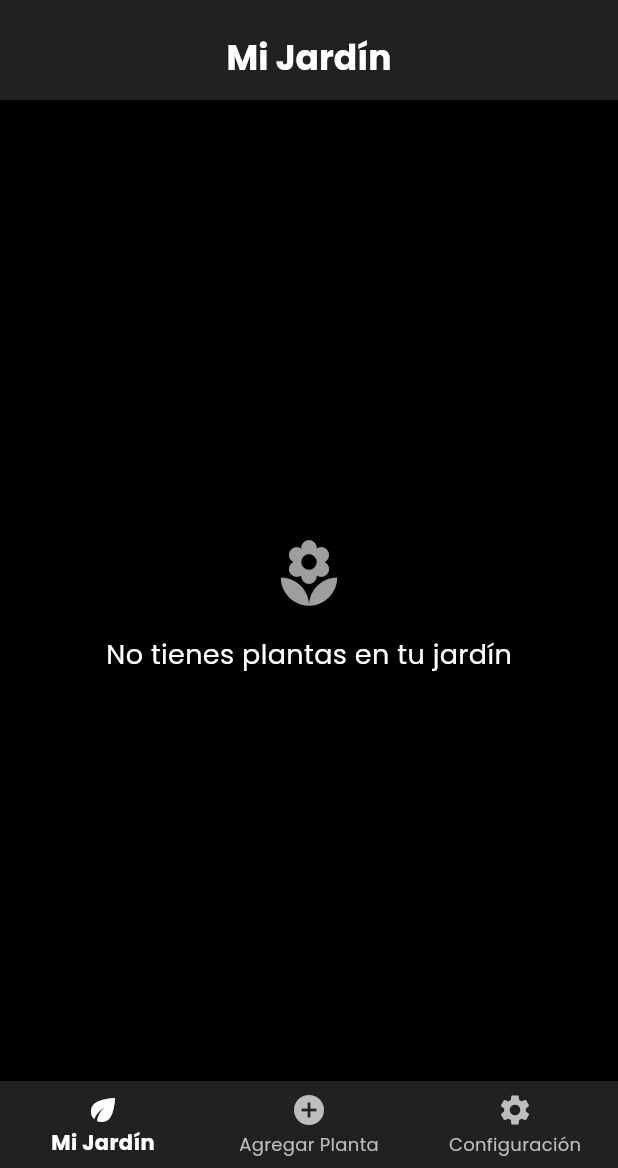
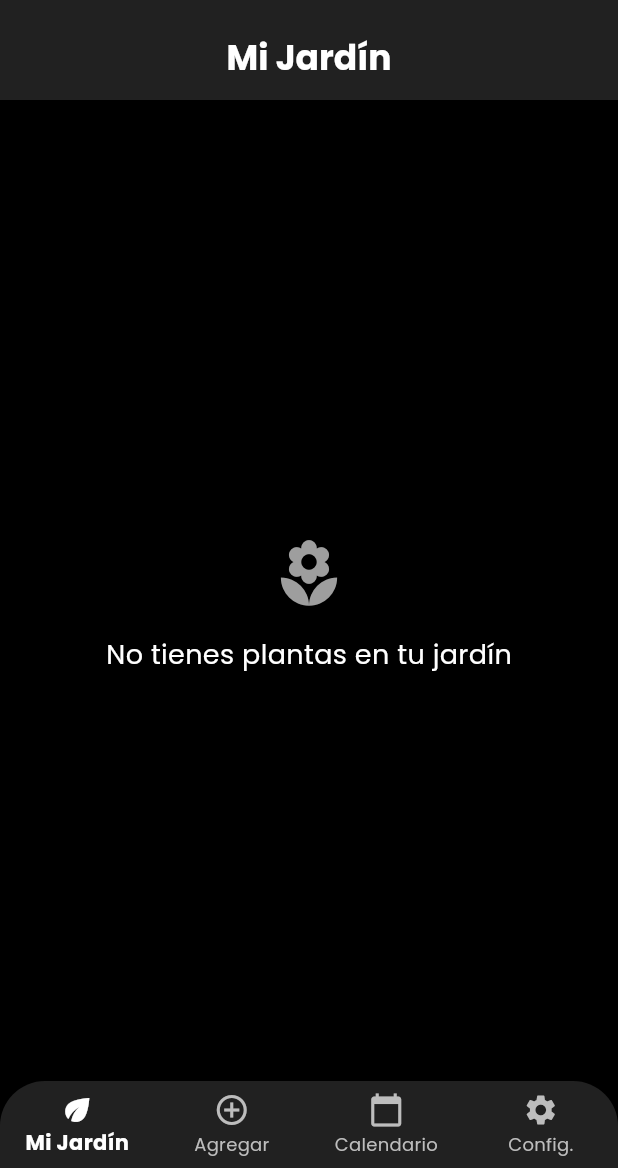
Before and after one commit to Nicolukazzz/appjardinerito, a Flutter app: the screen it shows after launch, after a tap on the "dark mode" icon, on a phone screen of 412 x 824 dp, the part 68-1236 px from its top. Run offline on Flutter 3.47's test engine with Material 3 defaults, Android fonts, the phone set to English and light mode, and no system bars; our stand-ins replace firebase_core, firebase_database, flutter_blue_plus, google_fonts, permission_handler, shared_preferences and 1 more; accounts and stored records are empty.

Commit message:
Update Calendar

```diff
--- /dev/null
+++ b/lib/presentation/calendar_screen.dart
@@ -0,0 +1,174 @@
+import 'dart:convert';
+
+import 'package:flutter/material.dart';
+import 'package:google_fonts/google_fonts.dart';
+import 'package:provider/provider.dart';
+import 'package:shared_preferences/shared_preferences.dart';
+import 'package:table_calendar/table_calendar.dart';
+import 'package:appjardinerito/main.dart';
+
+class CalendarScreen extends StatefulWidget {
+  @override
+  _CalendarScreenState createState() => _CalendarScreenState();
+}
+
+class _CalendarScreenState extends State<CalendarScreen> {
+  DateTime _selectedDay = DateTime.now();
+  DateTime _focusedDay = DateTime.now();
+  Map<String, dynamic> _savedActions = {};
+
+  @override
+  void initState() {
+    super.initState();
+    _loadSavedActions();
+  }
+
+  Future<void> _loadSavedActions() async {
+    final prefs = await SharedPreferences.getInstance();
+    final jsonString = prefs.getString('plant_actions') ?? '{}';
+    setState(() {
+      _savedActions = json.decode(jsonString);
+    });
+  }
+
+  List<dynamic> _getEventsForDay(DateTime day) {
+    final dateKey = day.toIso8601String().substring(0, 10);
+    return _savedActions[dateKey] ?? [];
+  }
+
+  List<Widget> _getActionsForDay(DateTime day) {
+    final actions = _getEventsForDay(day);
+
+    if (actions.isEmpty) {
+      return [
+        Padding(
+          padding: EdgeInsets.symmetric(vertical: 20),
+          child: Text(
+            "No hay acciones registradas para este día",
+            style: GoogleFonts.poppins(color: Colors.grey),
+          ),
+        ),
+      ];
+    }
+
+    return [
+      Padding(
+        padding: EdgeInsets.only(top: 20, bottom: 10),
+        child: Text(
+          "Acciones registradas:",
+          style: GoogleFonts.poppins(fontWeight: FontWeight.bold, fontSize: 16),
+        ),
+      ),
+      ...(actions as List).map((entry) {
+        return Card(
+          margin: EdgeInsets.symmetric(vertical: 5),
+          elevation: 2,
+          child: ListTile(
+            leading: Icon(Icons.local_florist, color: Colors.green),
+            title: Text(
+              entry['planta'],
+              style: GoogleFonts.poppins(fontWeight: FontWeight.w500),
+            ),
+            subtitle: Text(entry['accion'], style: GoogleFonts.poppins()),
+          ),
+        );
+      }).toList(),
+    ];
+  }
+
+  @override
+  Widget build(BuildContext context) {
+    final themeProvider = Provider.of<ThemeProvider>(context);
+    final isDark = themeProvider.isDarkMode;
+
+    return Scaffold(
+      appBar: AppBar(
+        title: Text(
+          "Historial de Cuidados",
+          style: GoogleFonts.poppins(fontWeight: FontWeight.bold),
+        ),
+        centerTitle: true,
+        backgroundColor: isDark ? Colors.grey[900] : Colors.green,
+        elevation: 0,
+      ),
+      backgroundColor: isDark ? Colors.grey[900] : Colors.grey[50],
+      body: SingleChildScrollView(
+        child: Padding(
+          padding: const EdgeInsets.all(16.0),
+          child: Column(
+            crossAxisAlignment: CrossAxisAlignment.stretch,
+            children: [
+              Card(
+                elevation: 3,
+                shape: RoundedRectangleBorder(
+                  borderRadius: BorderRadius.circular(12),
+                ),
+                child: Padding(
+                  padding: EdgeInsets.all(8),
+                  child: TableCalendar(
+                    firstDay: DateTime(2023),
+                    lastDay: DateTime(2100),
+                    focusedDay: _focusedDay,
+                    selectedDayPredicate: (day) => isSameDay(day, _selectedDay),
+                    onDaySelected: (selectedDay, focusedDay) {
+                      setState(() {
+                        _selectedDay = selectedDay;
+                        _focusedDay = focusedDay;
+                      });
+                    },
+                    onPageChanged: (focusedDay) {
+                      _focusedDay = focusedDay;
+                    },
+                    eventLoader: _getEventsForDay,
+                    calendarStyle: CalendarStyle(
+                      selectedDecoration: BoxDecoration(
+                        color: Colors.green,
+                        shape: BoxShape.circle,
+                      ),
+                      todayDecoration: BoxDecoration(
+                        color: Colors.green.withOpacity(0.5),
+                        shape: BoxShape.circle,
+                      ),
+                      weekendTextStyle: TextStyle(
+                        color: isDark ? Colors.white : Colors.black,
+                      ),
+                      markerDecoration: BoxDecoration(
+                        color: Colors.green,
+                        shape: BoxShape.circle,
+                      ),
+                      markerSize: 6,
+                      markersAlignment: Alignment.bottomCenter,
+                      outsideDaysVisible: false,
+                    ),
+                    headerStyle: HeaderStyle(
+                      formatButtonVisible: false,
+                      titleCentered: true,
+                      titleTextStyle: GoogleFonts.poppins(
+                        fontWeight: FontWeight.w600,
+                        fontSize: 16,
+                      ),
+                      leftChevronIcon: Icon(
+                        Icons.chevron_left,
+                        color: Colors.green,
+                      ),
+                      rightChevronIcon: Icon(
+                        Icons.chevron_right,
+                        color: Colors.green,
+                      ),
+                    ),
+                    daysOfWeekStyle: DaysOfWeekStyle(
+                      weekdayStyle: GoogleFonts.poppins(),
+                      weekendStyle: GoogleFonts.poppins(color: Colors.green),
+                    ),
+                  ),
+                ),
+              ),
+              SizedBox(height: 16),
+              ..._getActionsForDay(_selectedDay),
+            ],
+          ),
+        ),
+      ),
+    );
+  }
+}
--- a/lib/presentation/home_screen.dart
+++ b/lib/presentation/home_screen.dart
@@ -5,6 +5,7 @@ import 'package:appjardinerito/main.dart';
 import 'my_garden_screen.dart';
 import 'add_plant_screen.dart';
 import 'settings_screen.dart';
+import 'calendar_screen.dart'; // Importar la pantalla del calendario
 
 class HomeScreen extends StatefulWidget {
   @override
@@ -14,11 +15,11 @@ class HomeScreen extends StatefulWidget {
 class _HomeScreenState extends State<HomeScreen> {
   int _currentIndex = 0;
 
-  // Pantallas correspondientes a cada item del menú inferior
   final List<Widget> _screens = [
-    MyGardenScreen(), // Pantalla de "Mi Jardín"
-    AddPlantScreen(), // Pantalla de "Agregar Planta"
-    SettingsScreen(), // Pantalla de "Configuración"
+    MyGardenScreen(),
+    AddPlantScreen(),
+    CalendarScreen(), // ✅ Agregado
+    SettingsScreen(),
   ];
 
   @override
@@ -53,26 +54,59 @@ class _HomeScreenState extends State<HomeScreen> {
       ),
       backgroundColor: isDarkMode ? Colors.black : Colors.white,
       body: IndexedStack(index: _currentIndex, children: _screens),
-      bottomNavigationBar: BottomNavigationBar(
+      bottomNavigationBar: Container(
+        decoration: BoxDecoration(
+          color: isDarkMode ? Colors.grey[900] : Colors.green,
+          borderRadius: BorderRadius.only(
+            topLeft: Radius.circular(30),
+            topRight: Radius.circular(30),
+          ),
+          boxShadow: [
+            BoxShadow(
+              color: Colors.black26,
+              blurRadius: 10,
+              offset: Offset(0, -2),
+            ),
+          ],
+        ),
+        child: ClipRRect(
+          borderRadius: BorderRadius.only(
+            topLeft: Radius.circular(30),
+            topRight: Radius.circular(30),
+          ),
+          child: BottomNavigationBar(
             currentIndex: _currentIndex,
             onTap: (index) => setState(() => _currentIndex = index),
-        backgroundColor: isDarkMode ? Colors.grey[900] : Colors.green,
+            backgroundColor: Colors.transparent,
+            elevation: 0,
             selectedItemColor: Colors.white,
-        unselectedItemColor: isDarkMode ? Colors.grey[400] : Colors.grey[200],
+            unselectedItemColor:
+                isDarkMode ? Colors.grey[400] : Colors.grey[200],
             type: BottomNavigationBarType.fixed,
             items: [
-          BottomNavigationBarItem(icon: Icon(Icons.eco), label: 'Mi Jardín'),
               BottomNavigationBarItem(
-            icon: Icon(Icons.add_circle_outlined),
-            label: 'Agregar Planta',
+                icon: Icon(Icons.eco),
+                label: 'Mi Jardín',
               ),
               BottomNavigationBarItem(
+                icon: Icon(Icons.add_circle_outline),
+                label: 'Agregar',
+              ),
+              BottomNavigationBarItem(
+                icon: Icon(Icons.calendar_today),
+                label: 'Calendario',
+              ), // ✅ Nuevo botón
+              BottomNavigationBarItem(
                 icon: Icon(Icons.settings),
-            label: 'Configuración',
+                label: 'Config.',
               ),
             ],
-        selectedLabelStyle: GoogleFonts.poppins(fontWeight: FontWeight.bold),
+            selectedLabelStyle: GoogleFonts.poppins(
+              fontWeight: FontWeight.bold,
+            ),
             unselectedLabelStyle: GoogleFonts.poppins(),
+          ),
+        ),
       ),
     );
   }
--- a/pubspec.yaml
+++ b/pubspec.yaml
@@ -44,7 +44,8 @@ dependencies:
   flutter_spinkit: ^5.2.1
   flutter_launcher_icons: ^0.14.3
   google_fonts: ^6.2.1
-
+  shared_preferences: ^2.5.3
+  table_calendar: ^3.2.0
 
 flutter_icons:
   android: true
```
Also changed, not shown: lib/presentation/sensor_data_screen.dart (+109 -1 lines), pubspec.lock, 1 other file. Lines whose indentation alone changed are shown as unchanged.
